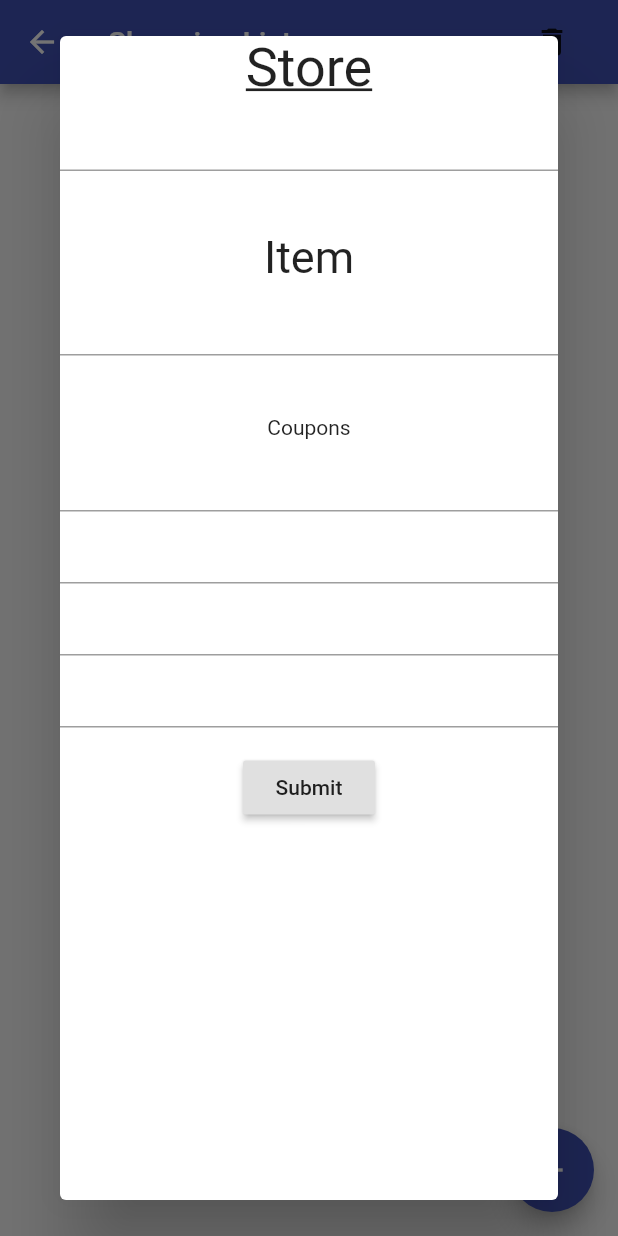
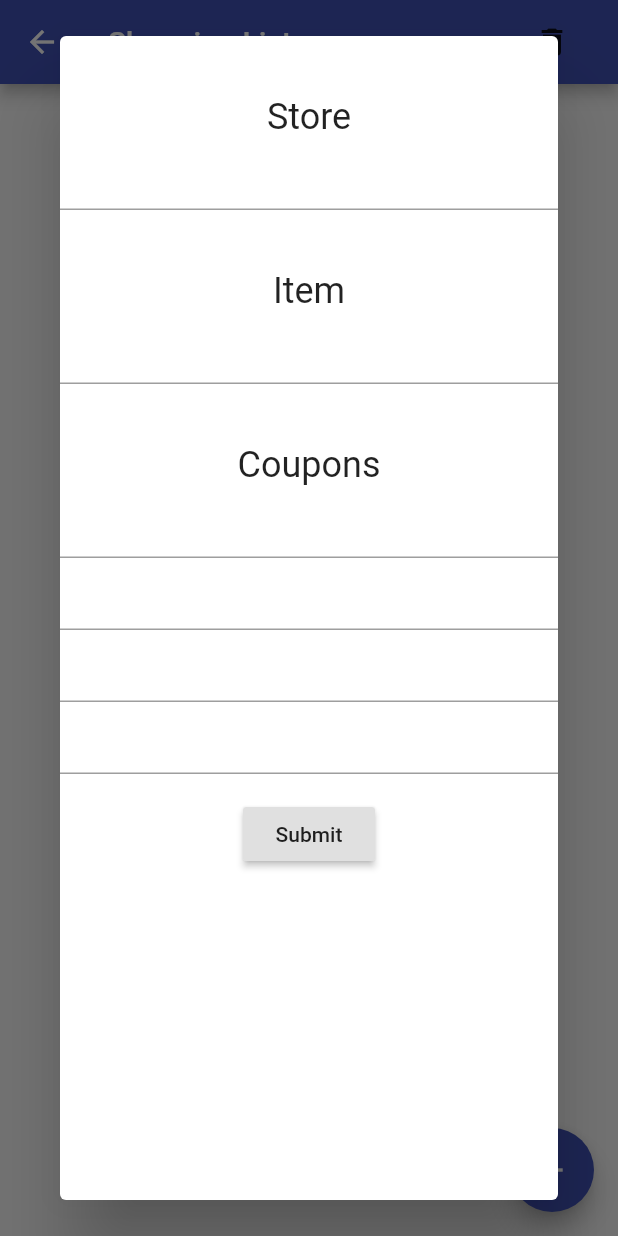
Before and after one commit to pursasha/flart, a Flutter app: the ShopList screen opened directly, after a tap on the "add" icon, on a phone screen of 412 x 824 dp. Run offline on Flutter 3.47's test engine with Material 2 defaults, Android fonts, the phone set to English and light mode, and no system bars; our stand-ins replace flutter_linkify, sqflite; missing offline and left inert: flutter_full_pdf_viewer; accounts and stored records are empty.

Commit message:
Changed details for shopping list

```diff
--- a/lib/ShopList.dart
+++ b/lib/ShopList.dart
@@ -1,4 +1,5 @@
 import 'package:flutter/material.dart';
+import 'package:flutter/rendering.dart';
 import 'Components/Deal.dart';
 import 'Components/shoppingDatabase.dart';
 
@@ -144,7 +145,8 @@ class _ShopListState extends State<ShopList> {
               DealDB.db.haveDeal(deal.id, changer);
               setState(() {});
             },
-            title: Column(children: coupons),
+            title: Column(
+                children: coupons), //the column with item and all the coupons
           ),
         ],
       ),
@@ -152,18 +154,24 @@ class _ShopListState extends State<ShopList> {
   }
 
   Form newDealForm() {
+    ScrollController form = new ScrollController();
     return Form(
       key: _formKey,
-      child: Column(
+      child: ListView.builder(
+        controller: form,
+        itemCount: 1,
+        itemBuilder: (context, int x) => Column(
           crossAxisAlignment: CrossAxisAlignment.start,
           children: <Widget>[
+            Padding(
+              padding: EdgeInsets.symmetric(vertical: 20.0),
+            ),
             Column(
               // STORE
               children: <Widget>[
                 Text(
                   "Store",
-                style: TextStyle(
-                    fontSize: 36, decoration: TextDecoration.underline),
+                  style: TextStyle(fontSize: 24),
                 ),
                 TextFormField(
                   controller: storeController,
@@ -184,7 +192,7 @@ class _ShopListState extends State<ShopList> {
               Center(
                 child: Text(
                   "Item",
-                style: TextStyle(fontSize: 30),
+                  style: TextStyle(fontSize: 24),
                 ),
               ),
               TextFormField(
@@ -204,7 +212,7 @@ class _ShopListState extends State<ShopList> {
               // COUPONS
               children: <Widget>[
                 Center(
-                child: Text("Coupons"),
+                  child: Text("Coupons", style: TextStyle(fontSize: 24)),
                 ),
                 TextFormField(
                   controller: couponController1,
@@ -276,6 +284,7 @@ class _ShopListState extends State<ShopList> {
             ),
           ],
         ),
+      ),
     );
   }
 }
```
Also changed, not shown: 1 other file. Lines whose indentation alone changed are shown as unchanged.
